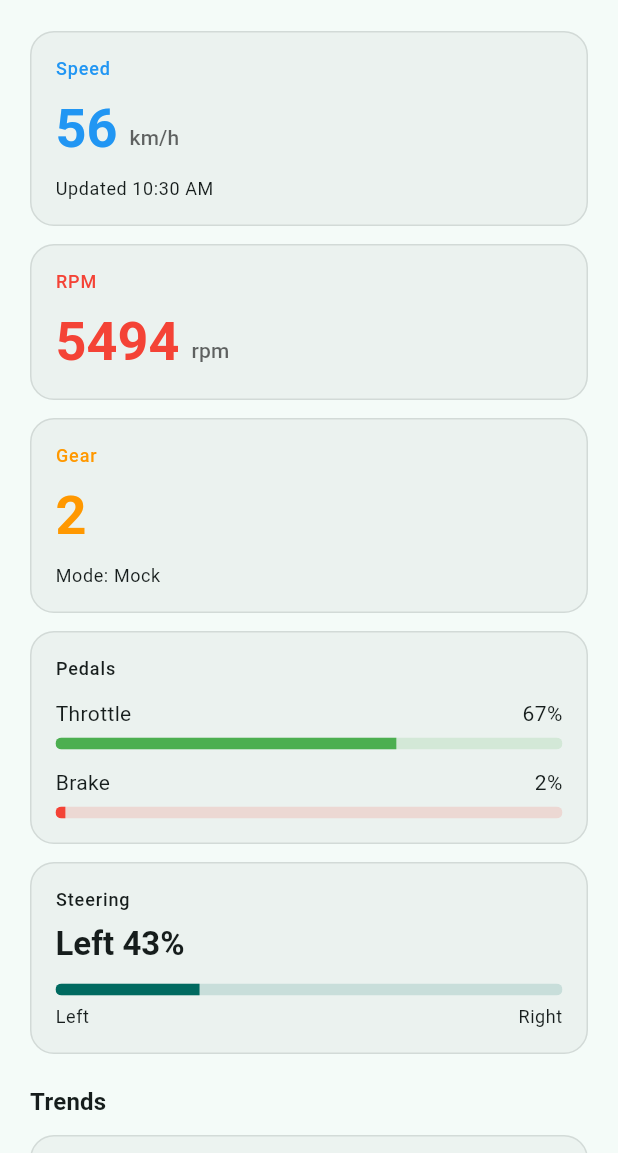
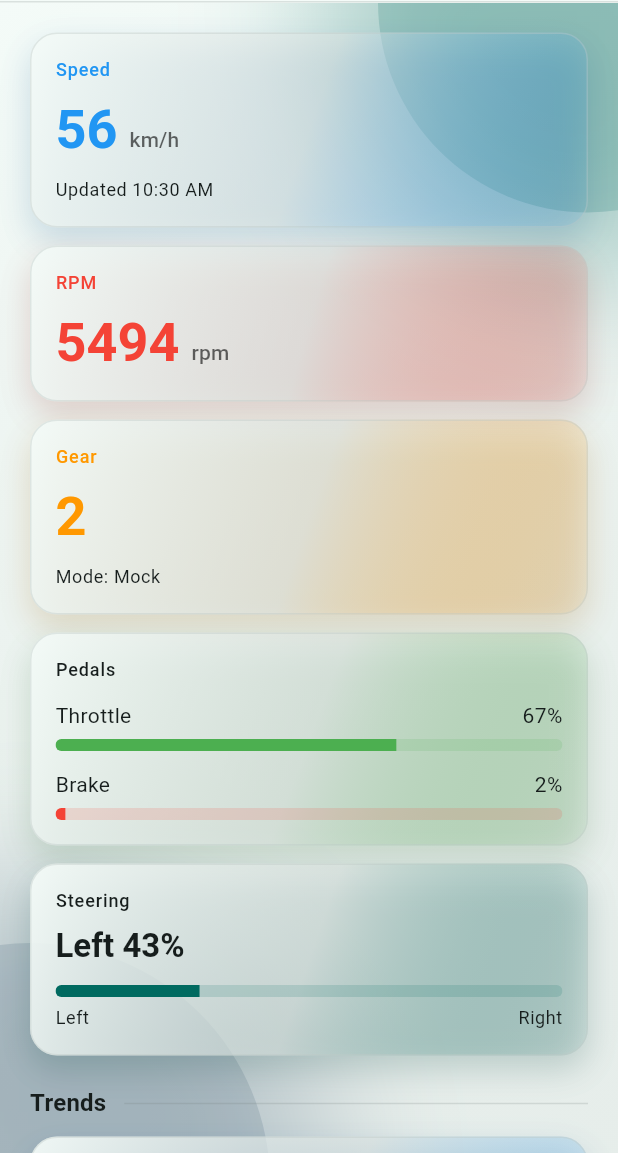
Before and after one commit to johneerkens/sim-telemetry-tool, a Flutter app: the screen it shows after launch, on a phone screen of 412 x 824 dp, the part 83-1236 px from its top. Run offline on Flutter 3.47's test engine with Material 3 defaults, Android fonts, the phone set to English and light mode, and no system bars; our stand-ins replace sqflite; accounts and stored records are empty.

Commit message:
added and fixed problem in dashboard_page.dart

```diff
--- a/lib/ui/dashboard/dashboard_page.dart
+++ b/lib/ui/dashboard/dashboard_page.dart
@@ -323,9 +323,16 @@ class _DashboardScaffold extends StatelessWidget {
 
   @override
   Widget build(BuildContext context) {
+    final theme = Theme.of(context);
+
     return Scaffold(
+      backgroundColor: theme.colorScheme.surface,
       appBar: AppBar(
         title: const Text('Sim Telemetry Tool'),
+        centerTitle: false,
+        elevation: 0,
+        backgroundColor: theme.colorScheme.surface.withValues(alpha: 0.92),
+        surfaceTintColor: Colors.transparent,
         actions: [
           _ConnectionStatusIndicator(status: status),
           const SizedBox(width: 12),
@@ -344,9 +351,16 @@ class _DashboardScaffold extends StatelessWidget {
           ),
           const SizedBox(width: 8),
         ],
+        bottom: PreferredSize(
+          preferredSize: const Size.fromHeight(1),
+          child: Container(
+            height: 1,
+            color: theme.dividerColor.withValues(alpha: 0.2),
+          ),
+        ),
       ),
       endDrawer: _ConnectionDetailsDrawer(details: details),
-      body: body,
+      body: _DashboardBackground(child: body),
     );
   }
 }
@@ -373,15 +387,39 @@ class _DashboardContent extends StatefulWidget {
   State<_DashboardContent> createState() => _DashboardContentState();
 }
 
-class _DashboardContentState extends State<_DashboardContent> {
+class _DashboardContentState extends State<_DashboardContent>
+    with SingleTickerProviderStateMixin {
   final _speedSeries = TelemetrySeries(maxPoints: 120);
   final _rpmSeries = TelemetrySeries(maxPoints: 120);
+  late final AnimationController _entryController;
+  late final Animation<double> _entryFade;
+  late final Animation<Offset> _entrySlide;
 
   @override
   void initState() {
     super.initState();
+    _entryController = AnimationController(
+      vsync: this,
+      duration: const Duration(milliseconds: 420),
+    );
+    final curve = CurvedAnimation(
+      parent: _entryController,
+      curve: Curves.easeOutCubic,
+    );
+    _entryFade = curve;
+    _entrySlide = Tween<Offset>(
+      begin: const Offset(0, 0.04),
+      end: Offset.zero,
+    ).animate(curve);
+    _entryController.forward();
     _speedSeries.add(widget.vm.speedKph);
     _rpmSeries.add(widget.vm.rpm.toDouble());
+  }
+
+  @override
+  void dispose() {
+    _entryController.dispose();
+    super.dispose();
   }
 
   @override
@@ -403,7 +441,11 @@ class _DashboardContentState extends State<_DashboardContent> {
       status: widget.status,
       actions: widget.actions,
       details: widget.details,
-      body: LayoutBuilder(
+      body: FadeTransition(
+        opacity: _entryFade,
+        child: SlideTransition(
+          position: _entrySlide,
+          child: LayoutBuilder(
             builder: (context, constraints) {
               final width = constraints.maxWidth;
               const spacing = 12.0;
@@ -414,7 +456,8 @@ class _DashboardContentState extends State<_DashboardContent> {
                       : 1;
               final tileWidth =
                   (width - spacing * (columns - 1)) / columns;
-          final chartWidth = width >= 900 ? (width - spacing) / 2 : width;
+              final chartWidth =
+                  width >= 900 ? (width - spacing) / 2 : width;
 
               final tiles = <Widget>[
                 _MetricCard(
@@ -458,15 +501,12 @@ class _DashboardContentState extends State<_DashboardContent> {
                       spacing: spacing,
                       runSpacing: spacing,
                       children: tiles
-                      .map((tile) => SizedBox(width: tileWidth, child: tile))
+                          .map((tile) =>
+                              SizedBox(width: tileWidth, child: tile))
                           .toList(),
                     ),
                     const SizedBox(height: 20),
-                Text(
-                  'Trends',
-                  style: theme.textTheme.titleMedium
-                      ?.copyWith(fontWeight: FontWeight.w600),
-                ),
+                    const _SectionHeader(title: 'Trends'),
                     const SizedBox(height: 10),
                     Wrap(
                       spacing: spacing,
@@ -504,6 +544,8 @@ class _DashboardContentState extends State<_DashboardContent> {
                 ),
               );
             },
+          ),
+        ),
       ),
     );
   }
@@ -593,6 +635,162 @@ class _ModeSelector extends StatelessWidget {
   }
 }
 
+class _DashboardBackground extends StatelessWidget {
+  const _DashboardBackground({required this.child});
+
+  final Widget child;
+
+  @override
+  Widget build(BuildContext context) {
+    final theme = Theme.of(context);
+    final primary = theme.colorScheme.primary;
+    final tertiary = theme.colorScheme.tertiary;
+
+    return Stack(
+      children: [
+        Positioned.fill(
+          child: DecoratedBox(
+            decoration: BoxDecoration(
+              gradient: LinearGradient(
+                begin: Alignment.topLeft,
+                end: Alignment.bottomRight,
+                colors: [
+                  theme.colorScheme.surface,
+                  theme.colorScheme.surfaceContainerHighest
+                      .withValues(alpha: 0.6),
+                ],
+              ),
+            ),
+          ),
+        ),
+        Positioned(
+          top: -140,
+          right: -120,
+          child: _GlowCircle(
+            color: primary.withValues(alpha: 0.18),
+            size: 280,
+          ),
+        ),
+        Positioned(
+          bottom: -180,
+          left: -140,
+          child: _GlowCircle(
+            color: tertiary.withValues(alpha: 0.18),
+            size: 320,
+          ),
+        ),
+        Positioned.fill(child: child),
+      ],
+    );
+  }
+}
+
+class _GlowCircle extends StatelessWidget {
+  const _GlowCircle({required this.color, required this.size});
+
+  final Color color;
+  final double size;
+
+  @override
+  Widget build(BuildContext context) {
+    return IgnorePointer(
+      child: Container(
+        width: size,
+        height: size,
+        decoration: BoxDecoration(
+          shape: BoxShape.circle,
+          color: color,
+          boxShadow: [
+            BoxShadow(
+              color: color.withValues(alpha: 0.3),
+              blurRadius: 80,
+              spreadRadius: 40,
+            ),
+          ],
+        ),
+      ),
+    );
+  }
+}
+
+class _SectionHeader extends StatelessWidget {
+  const _SectionHeader({required this.title});
+
+  final String title;
+
+  @override
+  Widget build(BuildContext context) {
+    final theme = Theme.of(context);
+
+    return Row(
+      children: [
+        Text(
+          title,
+          style: theme.textTheme.titleMedium?.copyWith(
+            fontWeight: FontWeight.w600,
+          ),
+        ),
+        const SizedBox(width: 12),
+        Expanded(
+          child: Container(
+            height: 1,
+            color: theme.dividerColor.withValues(alpha: 0.2),
+          ),
+        ),
+      ],
+    );
+  }
+}
+
+class _DashboardCard extends StatelessWidget {
+  const _DashboardCard({
+    required this.child,
+    this.accent,
+  });
+
+  final Widget child;
+  final Color? accent;
+
+  @override
+  Widget build(BuildContext context) {
+    final theme = Theme.of(context);
+    final accentColor = accent ?? theme.colorScheme.primary;
+
+    return Container(
+      padding: const EdgeInsets.all(16),
+      decoration: BoxDecoration(
+        borderRadius: BorderRadius.circular(18),
+        gradient: LinearGradient(
+          begin: Alignment.topLeft,
+          end: Alignment.bottomRight,
+          colors: [
+            theme.colorScheme.surface.withValues(alpha: 0.95),
+            theme.colorScheme.surfaceContainerHighest
+                .withValues(alpha: 0.55),
+            accentColor.withValues(alpha: 0.06),
+          ],
+        ),
+        border: Border.all(
+          color: theme.colorScheme.outlineVariant.withValues(alpha: 0.4),
+        ),
+        boxShadow: [
+          BoxShadow(
+            color: theme.shadowColor.withValues(alpha: 0.08),
+            blurRadius: 18,
+            offset: const Offset(0, 10),
+          ),
+          BoxShadow(
+            color: accentColor.withValues(alpha: 0.12),
+            blurRadius: 18,
+            offset: const Offset(0, 8),
+          ),
+        ],
+      ),
+      child: child,
+    );
+  }
+}
+
 class _MetricCard extends StatelessWidget {
   const _MetricCard({
     required this.label,
@@ -612,16 +810,8 @@ class _MetricCard extends StatelessWidget {
   Widget build(BuildContext context) {
     final theme = Theme.of(context);
 
-    return Container(
-      padding: const EdgeInsets.all(16),
-      decoration: BoxDecoration(
-        color: theme.colorScheme.surfaceContainerHighest
-            .withValues(alpha: 0.4),
-        borderRadius: BorderRadius.circular(16),
-        border: Border.all(
-          color: theme.dividerColor.withValues(alpha: 0.2),
-        ),
-      ),
+    return _DashboardCard(
+      accent: accent,
       child: Column(
         crossAxisAlignment: CrossAxisAlignment.start,
         children: [
@@ -675,16 +865,8 @@ class _PedalCard extends StatelessWidget {
   Widget build(BuildContext context) {
     final theme = Theme.of(context);
 
-    return Container(
-      padding: const EdgeInsets.all(16),
-      decoration: BoxDecoration(
-        color: theme.colorScheme.surfaceContainerHighest
-            .withValues(alpha: 0.4),
-        borderRadius: BorderRadius.circular(16),
-        border: Border.all(
-          color: theme.dividerColor.withValues(alpha: 0.2),
-        ),
-      ),
+    return _DashboardCard(
+      accent: Colors.green,
       child: Column(
         crossAxisAlignment: CrossAxisAlignment.start,
         children: [
@@ -757,16 +939,8 @@ class _SteeringCard extends StatelessWidget {
     final percent = (steeringValue.abs() * 100).toStringAsFixed(0);
     final direction = steeringValue >= 0 ? 'Right' : 'Left';
 
-    return Container(
-      padding: const EdgeInsets.all(16),
-      decoration: BoxDecoration(
-        color: theme.colorScheme.surfaceContainerHighest
-            .withValues(alpha: 0.4),
-        borderRadius: BorderRadius.circular(16),
-        border: Border.all(
-          color: theme.dividerColor.withValues(alpha: 0.2),
-        ),
-      ),
+    return _DashboardCard(
+      accent: theme.colorScheme.primary,
       child: Column(
         crossAxisAlignment: CrossAxisAlignment.start,
         children: [
@@ -821,16 +995,8 @@ class _ChartCard extends StatelessWidget {
   Widget build(BuildContext context) {
     final theme = Theme.of(context);
 
-    return Container(
-      padding: const EdgeInsets.all(16),
-      decoration: BoxDecoration(
-        color: theme.colorScheme.surfaceContainerHighest
-            .withValues(alpha: 0.35),
-        borderRadius: BorderRadius.circular(16),
-        border: Border.all(
-          color: theme.dividerColor.withValues(alpha: 0.2),
-        ),
-      ),
+    return _DashboardCard(
+      accent: color,
       child: Column(
         crossAxisAlignment: CrossAxisAlignment.start,
         children: [
```
Lines whose indentation alone changed are shown as unchanged.
